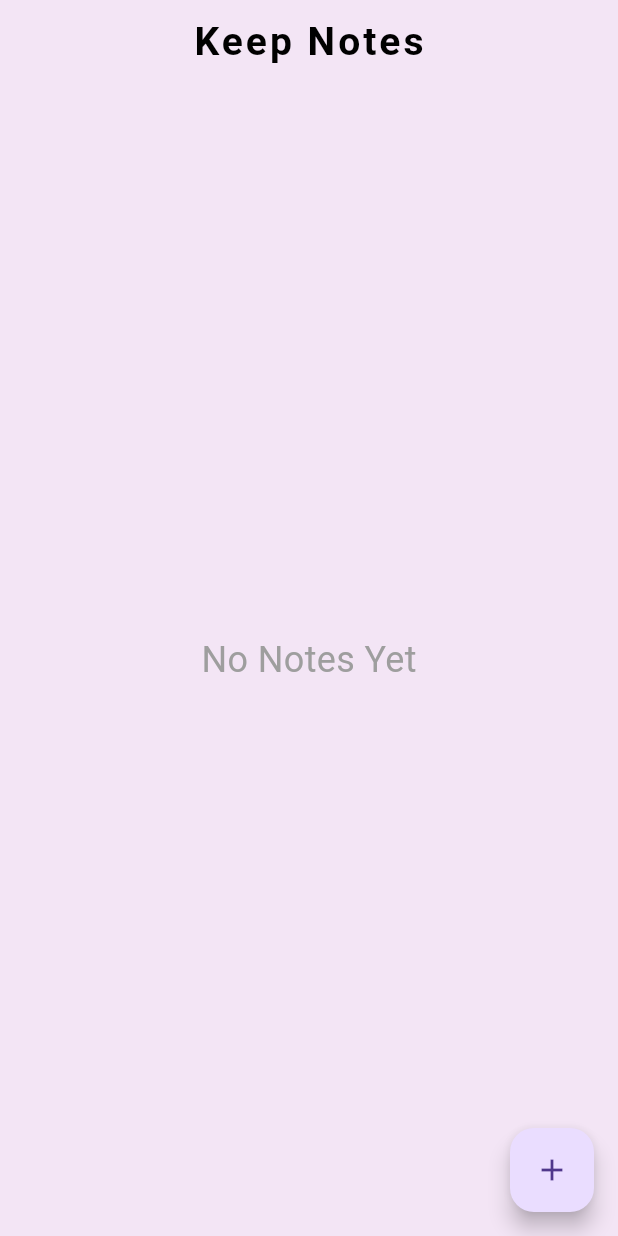
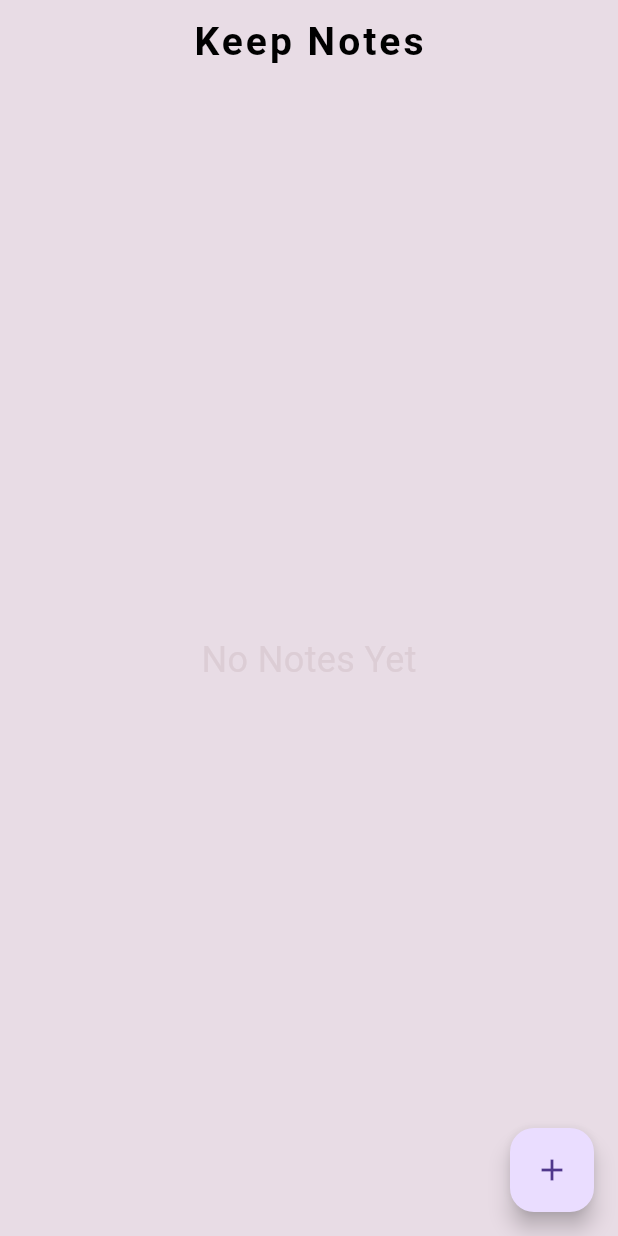
Before and after one commit to danavaaa/tugasakhir, a Flutter app: the NotePage screen opened directly, on a phone screen of 412 x 824 dp. Run offline on Flutter 3.47's test engine with Material 3 defaults, Android fonts, the phone set to English and light mode, and no system bars; our stand-ins replace supabase_flutter; accounts and stored records are empty.

Commit message:
coloring

```diff
--- a/lib/note_page.dart
+++ b/lib/note_page.dart
@@ -132,7 +132,7 @@ class _NotePageState extends State<NotePage> {
     return Scaffold(
       // App Bar
       appBar: AppBar(
-        backgroundColor: const Color(0xFFF3E5F5),
+        backgroundColor: const Color.fromARGB(255, 232, 220, 229),
         title: const Text(
           "Keep Notes",
           style: TextStyle(
@@ -144,7 +144,12 @@ class _NotePageState extends State<NotePage> {
         ),
         centerTitle: true,
       ),
-      backgroundColor: const Color(0xFFF3E5F5), // warna latar belakang
+      backgroundColor: const Color.fromARGB(
+        255,
+        232,
+        220,
+        229,
+      ), // warna latar belakang
       // Button
       floatingActionButton: FloatingActionButton(
         onPressed: addNewNote,
@@ -180,7 +185,10 @@ class _NotePageState extends State<NotePage> {
                   return const Center(
                     child: Text(
                       "No Notes Yet",
-                      style: TextStyle(fontSize: 24, color: Colors.grey),
+                      style: TextStyle(
+                        fontSize: 24,
+                        color: Color.fromARGB(255, 220, 205, 213),
+                      ),
                     ),
                   );
                 }
--- a/lib/widgets/task_category_card.dart
+++ b/lib/widgets/task_category_card.dart
@@ -20,11 +20,11 @@ class TaskCategoryCard extends StatelessWidget {
         width: double.infinity,
         padding: const EdgeInsets.all(16),
         decoration: BoxDecoration(
-          color: const Color.fromARGB(255, 216, 192, 214),
+          color: const Color.fromARGB(255, 215, 191, 210),
           borderRadius: BorderRadius.circular(24),
           boxShadow: [
             BoxShadow(
-              color: Colors.grey.withOpacity(0.1),
+              color: const Color.fromARGB(255, 215, 191, 210),
               blurRadius: 6,
               offset: const Offset(0, 4),
             ),
```
Also changed, not shown: assets/note_illustration.png.jpeg (deleted).
